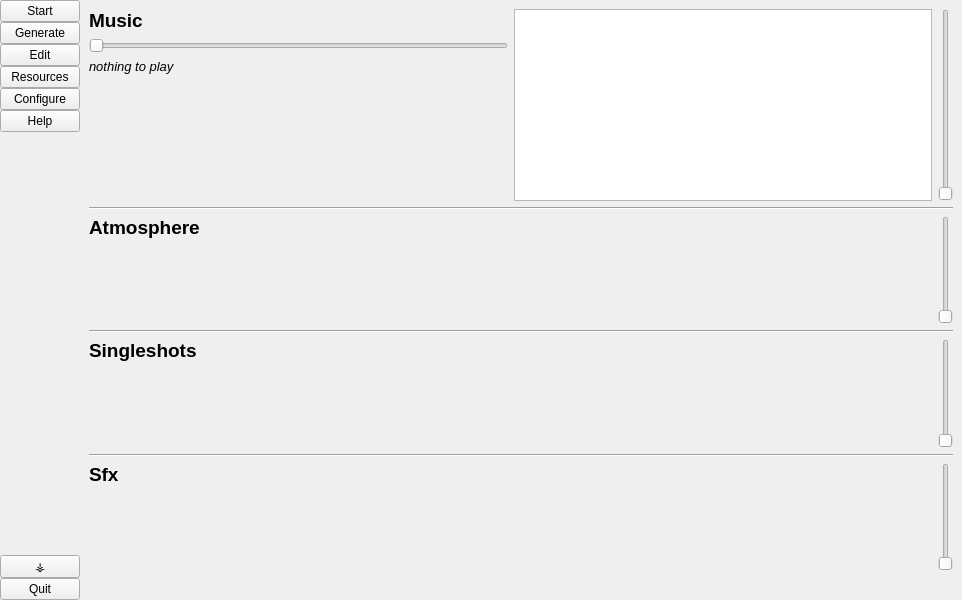
First picture: the form in yondergui.ui, repository 5in4/yonder, before the edit.
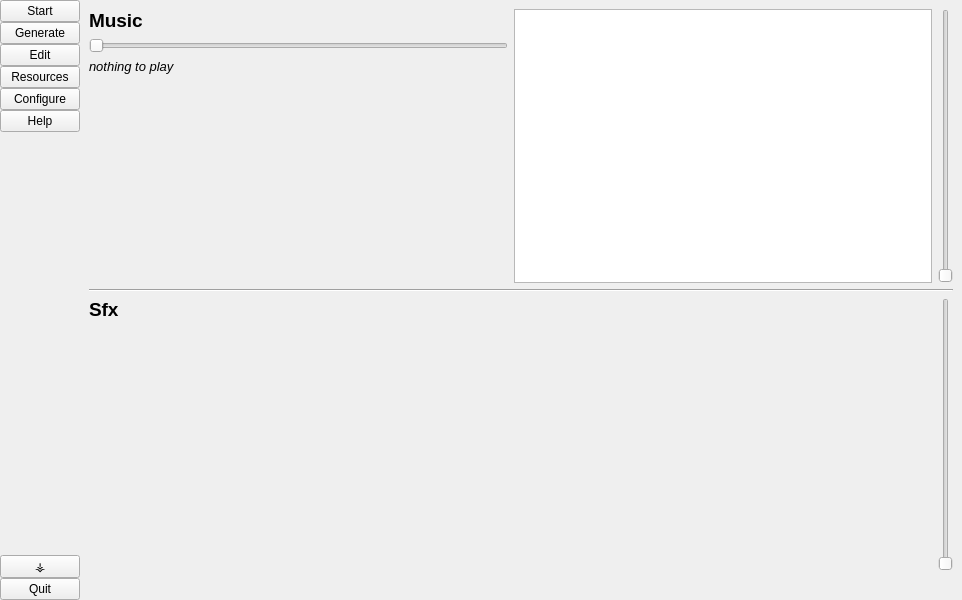
Second picture: the form after the edit. The open tabs and pages were chosen to show the change. Icons and pictures are not drawn. Custom widgets are drawn as their Qt base class.

Patch:
```diff
--- a/yondergui.ui
+++ b/yondergui.ui
@@ -285,142 +285,6 @@
               </item>
              </layout>
             </item>
-            <item>
-             <widget class="Line" name="line_4">
-              <property name="orientation">
-               <enum>Qt::Horizontal</enum>
-              </property>
-             </widget>
-            </item>
-            <item>
-             <layout class="QHBoxLayout" name="horizontalLayout_5">
-              <item>
-               <layout class="QVBoxLayout" name="verticalLayout_5">
-                <item>
-                 <widget class="QLabel" name="label_2">
-                  <property name="font">
-                   <font>
-                    <pointsize>14</pointsize>
-                    <weight>75</weight>
-                    <bold>true</bold>
-                   </font>
-                  </property>
-                  <property name="text">
-                   <string>Atmosphere</string>
-                  </property>
-                 </widget>
-                </item>
-                <item>
-                 <layout class="QGridLayout" name="atmosphereButtonLayout"/>
-                </item>
-                <item>
-                 <spacer name="verticalSpacer_7">
-                  <property name="orientation">
-                   <enum>Qt::Vertical</enum>
-                  </property>
-                  <property name="sizeHint" stdset="0">
-                   <size>
-                    <width>20</width>
-                    <height>40</height>
-                   </size>
-                  </property>
-                 </spacer>
-                </item>
-               </layout>
-              </item>
-              <item>
-               <spacer name="horizontalSpacer_2">
-                <property name="orientation">
-                 <enum>Qt::Horizontal</enum>
-                </property>
-                <property name="sizeHint" stdset="0">
-                 <size>
-                  <width>40</width>
-                  <height>20</height>
-                 </size>
-                </property>
-               </spacer>
-              </item>
-              <item>
-               <widget class="QSlider" name="atmosphereVolume">
-                <property name="maximum">
-                 <number>100</number>
-                </property>
-                <property name="orientation">
-                 <enum>Qt::Vertical</enum>
-                </property>
-               </widget>
-              </item>
-             </layout>
-            </item>
-            <item>
-             <widget class="Line" name="line_2">
-              <property name="orientation">
-               <enum>Qt::Horizontal</enum>
-              </property>
-             </widget>
-            </item>
-            <item>
-             <layout class="QHBoxLayout" name="horizontalLayout_4">
-              <item>
-               <layout class="QVBoxLayout" name="verticalLayout_6">
-                <item>
-                 <widget class="QLabel" name="label">
-                  <property name="font">
-                   <font>
-                    <pointsize>14</pointsize>
-                    <weight>75</weight>
-                    <bold>true</bold>
-                   </font>
-                  </property>
-                  <property name="text">
-                   <string>Singleshots</string>
-                  </property>
-                 </widget>
-                </item>
-                <item>
-                 <layout class="QGridLayout" name="singleshotButtonLayout"/>
-                </item>
-                <item>
-                 <spacer name="verticalSpacer_8">
-                  <property name="orientation">
-                   <enum>Qt::Vertical</enum>
-                  </property>
-                  <property name="sizeHint" stdset="0">
-                   <size>
-                    <width>20</width>
-                    <height>40</height>
-                   </size>
-                  </property>
-                 </spacer>
-                </item>
-               </layout>
-              </item>
-              <item>
-               <spacer name="horizontalSpacer_4">
-                <property name="orientation">
-                 <enum>Qt::Horizontal</enum>
-                </property>
-                <property name="sizeHint" stdset="0">
-                 <size>
-                  <width>40</width>
-                  <height>20</height>
-                 </size>
-                </property>
-               </spacer>
-              </item>
-              <item>
-               <widget class="QSlider" name="singleshotVolume">
-                <property name="maximum">
-                 <number>100</number>
-                </property>
-                <property name="orientation">
-                 <enum>Qt::Vertical</enum>
-                </property>
-               </widget>
-              </item>
-             </layout>
-            </item>
             <item>
              <widget class="Line" name="line">
               <property name="orientation">
@@ -526,8 +390,68 @@
             <item>
              <widget class="QTableView" name="editor_music_playlist_content"/>
             </item>
+           </layout>
+          </widget>
+          <widget class="QWidget" name="editor_sfx">
+           <attribute name="title">
+            <string>SFX</string>
+           </attribute>
+           <layout class="QHBoxLayout" name="horizontalLayout_5"/>
+          </widget>
+          <widget class="QWidget" name="editor_layout_library">
+           <attribute name="title">
+            <string>Library</string>
+           </attribute>
+           <layout class="QVBoxLayout" name="verticalLayout_2">
             <item>
-             <widget class="LibraryView" name="editor_music_library">
+             <layout class="QHBoxLayout" name="horizontalLayout_4">
+              <item>
+               <widget class="QCheckBox" name="checkbox_library_music">
+                <property name="text">
+                 <string>show music</string>
+                </property>
+                <property name="checked">
+                 <bool>true</bool>
+                </property>
+               </widget>
+              </item>
+              <item>
+               <widget class="QCheckBox" name="checkbox_library_sfx">
+                <property name="text">
+                 <string>show sfx</string>
+                </property>
+                <property name="checked">
+                 <bool>true</bool>
+                </property>
+               </widget>
+              </item>
+              <item>
+               <spacer name="horizontalSpacer_2">
+                <property name="orientation">
+                 <enum>Qt::Horizontal</enum>
+                </property>
+                <property name="sizeHint" stdset="0">
+                 <size>
+                  <width>40</width>
+                  <height>20</height>
+                 </size>
+                </property>
+               </spacer>
+              </item>
+              <item>
+               <widget class="QToolButton" name="btn_library_add">
+                <property name="text">
+                 <string>Add files to library</string>
+                </property>
+                <property name="popupMode">
+                 <enum>QToolButton::MenuButtonPopup</enum>
+                </property>
+               </widget>
+              </item>
+             </layout>
+            </item>
+            <item>
+             <widget class="LibraryView" name="editor_library">
               <property name="dragDropMode">
                <enum>QAbstractItemView::DropOnly</enum>
               </property>
```
Left out of the diff: 19 changed lines with no effect on the pictures.
